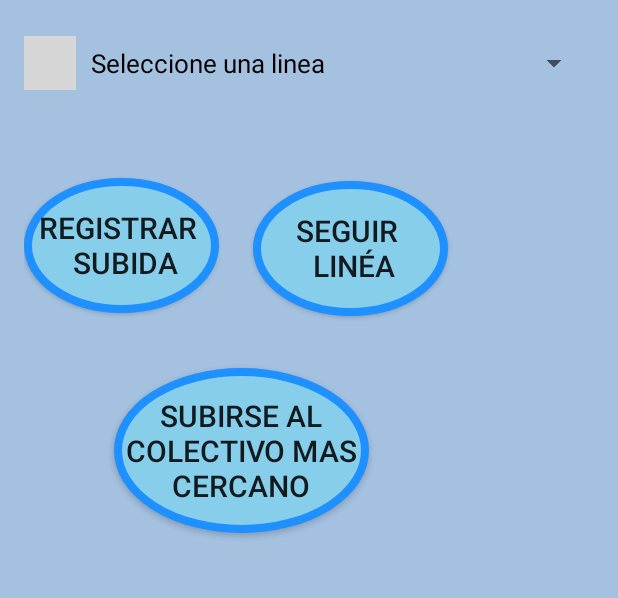
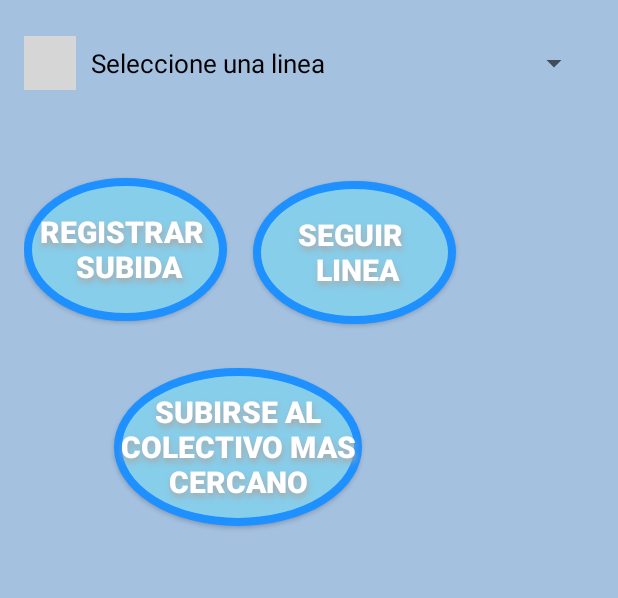
Before and after one commit to alexroitman/Proyecto-final, an Android app: the screen it shows after launch (MainActivity), on a phone screen of 412 x 824 dp, the part 203-801 px from its top. Run offline under Robolectric (Android 15) with nearby library versions, the phone set to English and light mode, and no system bars; grey boxes are pictures that could not be loaded.

Commit message:
Mejore pantallas

```diff
--- a/Proyecto final/MyApplication/app/src/main/res/layout/activity_main.xml
+++ b/Proyecto final/MyApplication/app/src/main/res/layout/activity_main.xml
@@ -21,43 +21,66 @@
         android:layout_y="142dp" />
 
     <Button
-        android:layout_width="130dp"
-        android:layout_height="90dp"
+        android:layout_width="135dp"
+        android:layout_height="95dp"
         android:text="Registrar \n subida"
         android:id="@+id/button"
         android:background="@layout/button_bg_round"
+        android:textColor="#FFFFFF"
         android:textSize="20dp"
+        android:shadowColor="#A8A8A8"
+        android:shadowDx="1"
+        android:shadowDy="4"
+        android:shadowRadius="5"
         android:layout_alignTop="@+id/button2"
         android:layout_alignParentLeft="true"
         android:layout_alignParentStart="true"
         android:layout_x="0dp"
+        android:textStyle="bold"
         android:layout_y="238dp" />
+
+
 
     <Button
         style="?android:attr/buttonStyleSmall"
-        android:layout_width="130dp"
-        android:layout_height="90dp"
-        android:text="Seguir \n linéa"
+        android:layout_width="135dp"
+        android:layout_height="95dp"
+        android:text="SEGUIR \n LINEA"
         android:id="@+id/button2"
         android:background="@layout/button_bg_round"
         android:textSize="20dp"
+        android:textColor="#FFFFFF"
+        android:shadowColor="#A8A8A8"
+        android:shadowDx="1"
+        android:shadowDy="4"
+        android:shadowRadius="5"
         android:layout_above="@+id/button3"
         android:layout_alignParentRight="true"
         android:layout_alignParentEnd="true"
         android:layout_x="153dp"
-        android:layout_y="240dp" />
+        android:layout_y="240dp"
+        android:textStyle="bold"
+        />
 
     <Button
-        android:layout_width="170dp"
-        android:layout_height="110dp"
+        android:layout_width="165dp"
+        android:layout_height="105dp"
         android:text="Subirse al colectivo mas cercano"
         android:id="@+id/button3"
         android:background="@layout/button_bg_round"
         android:layout_alignParentBottom="true"
         android:layout_centerHorizontal="true"
+        android:shadowColor="#A8A8A8"
+        android:shadowDx="1"
+        android:shadowDy="4"
+        android:textColor="#FFFFFF"
+        android:shadowRadius="5"
         android:textSize="20dp"
         android:layout_x="60dp"
-        android:layout_y="365dp" />
+        android:layout_y="365dp"
+    android:textStyle="bold"
+
+        />
 
     <ImageView
         android:layout_width="144dp"
--- a/Proyecto final/MyApplication/app/src/main/res/layout/activity_maps.xml
+++ b/Proyecto final/MyApplication/app/src/main/res/layout/activity_maps.xml
@@ -23,6 +23,7 @@ android:background="#c188afd8">
         android:layout_width="match_parent"
         android:layout_height="100dp"
         android:background="@color/blank"
+
         android:layout_x="0dp"
         android:layout_y="420dp"
         android:visibility="visible" />
```
Also changed, not shown: Proyecto final/MyApplication/app/src/main/AndroidManifest.xml (+8 -3 lines), Proyecto final/MyApplication/app/src/main/res/layout/button_bg_round.xml (+24 -7 lines).
